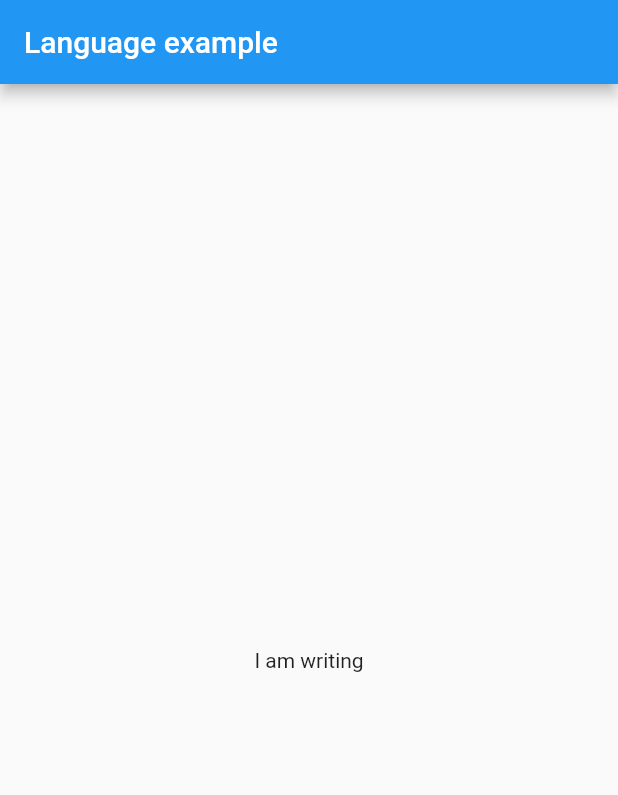
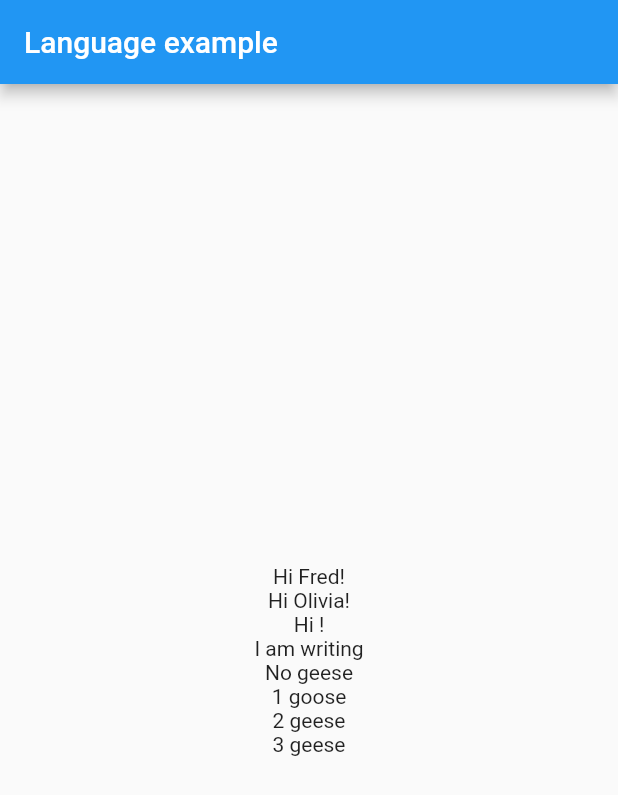
Before and after one commit to jaween/playground, a Flutter app: the screen it shows after launch, on a phone screen of 412 x 824 dp. Shown: the top 795 px of the screen. Run offline on Flutter 3.47's test engine with Material 2 defaults, Android fonts, the light colour scheme and no system bars; our stand-ins replace tuple.

Commit message:
Add localization flow for various locales

```diff
--- /dev/null
+++ b/flutter-i18n/flutter_i18n/lib/l10n/locales.dart
@@ -0,0 +1,52 @@
+import 'package:flutter/material.dart';
+import 'package:flutter_i18n/l10n/localizations/messages_all.dart';
+import 'package:flutter_i18n/l10n/my_app_localizations.dart';
+import 'package:intl/intl.dart';
+import 'package:tuple/tuple.dart';
+
+/// List of supported locales in the format <language code, region code>.
+///
+/// Must be kept up to date with localization .arb files.
+const supportedLocales = <Tuple2<String, String>>[
+  Tuple2('en', ''),
+  Tuple2('ar', ''),
+  Tuple2('en', 'AU'),
+  Tuple2('ja', ''),
+];
+
+/// Provides access to app-specific localizations below [MaterialApp].
+class AppLocalizations extends MyAppLocalizations {
+  static Future<AppLocalizations> load(Locale locale) {
+    final name =
+        locale.countryCode.isEmpty ? locale.languageCode : locale.toString();
+    final localeName = Intl.canonicalizedLocale(name);
+
+    return initializeMessages(localeName).then((_) {
+      Intl.defaultLocale = localeName;
+      return AppLocalizations();
+    });
+  }
+
+  static AppLocalizations of(BuildContext context) {
+    return Localizations.of<AppLocalizations>(context, AppLocalizations);
+  }
+}
+
+/// Provides app-specific localizations to the [MaterialApp].
+class AppLocalizationDelegate extends LocalizationsDelegate<AppLocalizations> {
+  String _localeTupleToString(Tuple2<String, String> locale) =>
+      "${locale.item1}${locale.item2.isEmpty ? "" : "_${locale.item2}"}";
+
+  @override
+  bool isSupported(Locale locale) => supportedLocales
+        .map(_localeTupleToString)
+        .contains(locale.languageCode);
+
+  @override
+  Future<AppLocalizations> load(Locale locale) {
+    return AppLocalizations.load(locale);
+  }
+
+  @override
+  bool shouldReload(LocalizationsDelegate<AppLocalizations> old) => false;
+}
--- /dev/null
+++ b/flutter-i18n/flutter_i18n/lib/l10n/my_app_localizations.dart
@@ -0,0 +1,55 @@
+import 'package:intl/intl.dart';
+
+/// Holds the app-specific localizable values.
+///
+/// Used with the intl_translation package to generate a translatable ARB file.
+class MyAppLocalizations {
+  String get appTitle {
+    return Intl.message(
+      "Internationalization",
+      name: "appTitle",
+      desc: "Name of the application (for the App Switcher/Recent Apps)",
+    );
+  }
+
+  String get pageTitle {
+    return Intl.message(
+      "Language example",
+      name: "pageTitle",
+      desc: "Title in the top app bar of the page",
+    );
+  }
+
+  String get bodyText {
+    return Intl.message(
+      "I am writing",
+      name: "bodyText",
+      desc: "Message which displays in the main body of the app",
+    );
+  }
+
+  String gooseCount(int howMany) {
+    return Intl.plural(
+      howMany,
+      zero: "No geese",
+      one: "$howMany goose",
+      two: "$howMany geese",
+      few: "$howMany geese",
+      many: "$howMany geese",
+      other: "$howMany geese",
+      args: [howMany],
+      name: "gooseCount",
+      desc: "Message which displays in the main body of the app",
+    );
+  }
+
+  String welcome(String name) {
+    return Intl.message(
+      "Hi $name!",
+      args: [name],
+      name: "welcome",
+      desc: "Greeting message for the user",
+      examples: const { "Bob" : "Hi Bob!"},
+    );
+  }
+}
--- a/flutter-i18n/flutter_i18n/lib/main.dart
+++ b/flutter-i18n/flutter_i18n/lib/main.dart
@@ -1,4 +1,7 @@
 import 'package:flutter/material.dart';
+import 'package:flutter_i18n/l10n/locales.dart';
+
+import 'package:flutter_localizations/flutter_localizations.dart';
 
 void main() => runApp(MyApp());
 
@@ -6,7 +9,15 @@ class MyApp extends StatelessWidget {
   @override
   Widget build(BuildContext context) {
     return MaterialApp(
-      title: 'Internationalisation',
+      localizationsDelegates: [
+        AppLocalizationDelegate(),
+        GlobalMaterialLocalizations.delegate,
+        GlobalMaterialLocalizations.delegate,
+      ],
+      supportedLocales: supportedLocales.map((locale) {
+        return Locale(locale.item1, locale.item2);
+      }),
+      onGenerateTitle: (context) => AppLocalizations.of(context).appTitle,
       home: MyHomePage(),
     );
   }
@@ -17,10 +28,22 @@ class MyHomePage extends StatelessWidget {
   Widget build(BuildContext context) {
     return Scaffold(
       appBar: AppBar(
-        title: Text("Language example"),
+        title: Text(AppLocalizations.of(context).pageTitle),
       ),
       body: Center(
-        child: Text("I am writing"),
+        child: Column(
+          mainAxisAlignment: MainAxisAlignment.center,
+          children: <Widget>[
+            Text(AppLocalizations.of(context).welcome("Fred")),
+            Text(AppLocalizations.of(context).welcome("Olivia")),
+            Text(AppLocalizations.of(context).welcome("")),
+            Text(AppLocalizations.of(context).bodyText),
+            Text(AppLocalizations.of(context).gooseCount(0)),
+            Text(AppLocalizations.of(context).gooseCount(1)),
+            Text(AppLocalizations.of(context).gooseCount(2)),
+            Text(AppLocalizations.of(context).gooseCount(3)),
+          ],
+        ),
       ),
     );
   }
--- a/flutter-i18n/flutter_i18n/pubspec.yaml
+++ b/flutter-i18n/flutter_i18n/pubspec.yaml
@@ -9,8 +9,12 @@ environment:
 dependencies:
   flutter:
     sdk: flutter
+  flutter_localizations:
+    sdk: flutter
+  tuple: ^1.0.2
 
 dev_dependencies:
+  intl_translation: ^0.17.3
 
 flutter:
   uses-material-design: true
```
Also changed, not shown: flutter-i18n/flutter_i18n/assets/l10n/intl_ar.arb (added, +36 -0 lines), flutter-i18n/flutter_i18n/assets/l10n/intl_en.arb (added, +36 -0 lines), flutter-i18n/flutter_i18n/assets/l10n/intl_en_AU.arb (added, +36 -0 lines), flutter-i18n/flutter_i18n/assets/l10n/intl_ja.arb (added, +36 -0 lines), flutter-i18n/flutter_i18n/assets/l10n/intl_messages.arb (added, +37 -0 lines), flutter-i18n/flutter_i18n/lib/l10n/localizations/messages_all.dart (added, +82 -0 lines), flutter-i18n/flutter_i18n/lib/l10n/localizations/messages_ar.dart (added, +33 -0 lines), flutter-i18n/flutter_i18n/lib/l10n/localizations/messages_en.dart (added, +33 -0 lines), flutter-i18n/flutter_i18n/lib/l10n/localizations/messages_en_AU.dart (added, +33 -0 lines), flutter-i18n/flutter_i18n/lib/l10n/localizations/messages_ja.dart (added, +33 -0 lines), flutter-i18n/flutter_i18n/lib/l10n/localizations/messages_messages.dart (added, +33 -0 lines), flutter-i18n/flutter_i18n/pubspec.lock, 2 other files.
